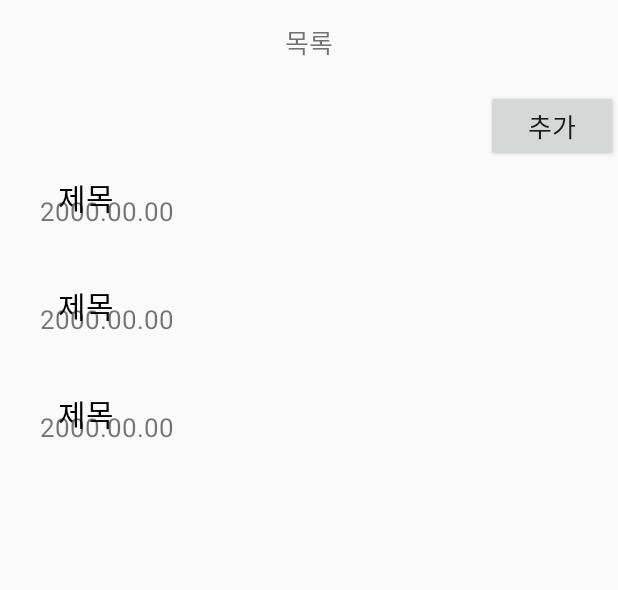
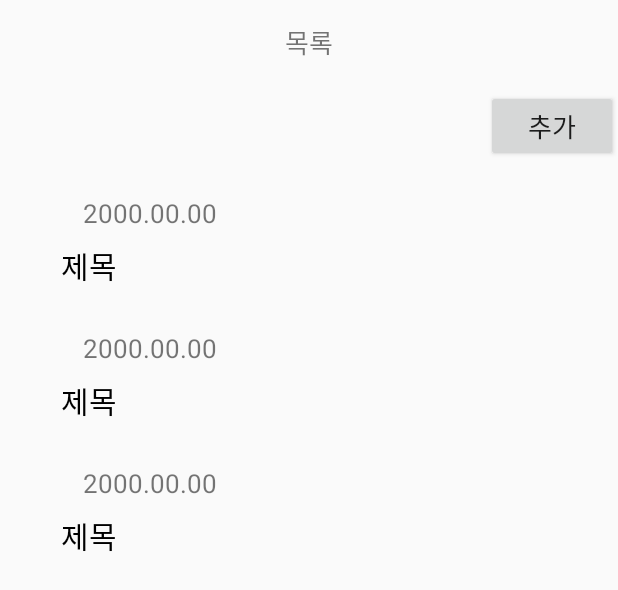
Before and after one commit to landvibe-service/reviewtoday, an Android app: the layout activity_main.xml on its own in the app's theme, with its tools: preview values and no code run, on a phone screen of 412 x 824 dp. Shown: the top 590 px of the screen. Run offline under Robolectric (Android 15) with nearby library versions, the phone set to English and light mode, and no system bars.

Commit message:
second commit
list/store/add

```diff
--- a/app/src/main/AndroidManifest.xml
+++ b/app/src/main/AndroidManifest.xml
@@ -3,6 +3,7 @@
     package="com.landvibe.reviewtest">
 
     <application
+        android:name=".common.App"
         android:allowBackup="true"
         android:icon="@mipmap/ic_launcher"
         android:label="@string/app_name"
@@ -16,6 +17,7 @@
                 <category android:name="android.intent.category.LAUNCHER" />
             </intent-filter>
         </activity>
+        <activity android:name=".DiaryDetailActivity"/>
     </application>
 
 </manifest>
--- a/app/src/main/java/com/landvibe/reviewtest/MainActivity.kt
+++ b/app/src/main/java/com/landvibe/reviewtest/MainActivity.kt
@@ -16,12 +16,12 @@ class MainActivity : AppCompatActivity() {
 
         insertTestMemo()
         setupRecyclerView()
-        loadListAndApplyToRecyclerView()
     }
 
     //앱이 화면에 다시 보여질때(홈버튼을 눌렀다가 다시 보여지거나 다른 화면 갔다 온 경우)
     override fun onResume() {
         super.onResume()
+        loadListAndApplyToRecyclerView()
     }
 
     //화면이 아예 사라질 때(finish)
@@ -55,3 +55,5 @@ class MainActivity : AppCompatActivity() {
         main_recycler.layoutManager = LinearLayoutManager(this)
     }
 }
+
+//detail / modify / create
--- a/app/src/main/res/layout/list_diary.xml
+++ b/app/src/main/res/layout/list_diary.xml
@@ -1,36 +1,41 @@
 <?xml version="1.0" encoding="utf-8"?>
-<androidx.constraintlayout.widget.ConstraintLayout xmlns:android="http://schemas.android.com/apk/res/android"
+<LinearLayout xmlns:android="http://schemas.android.com/apk/res/android"
     xmlns:app="http://schemas.android.com/apk/res-auto"
     xmlns:tools="http://schemas.android.com/tools"
     android:layout_width="match_parent"
-    android:layout_height="wrap_content">
+    android:layout_height="wrap_content"
+    android:orientation="vertical">
+    <LinearLayout
+        android:layout_width="match_parent"
+        android:layout_height="40dp"
+        android:layout_gravity="center"
+        android:gravity="center_vertical">
 
         <TextView
             android:id="@+id/list_diary_text_date"
-        android:layout_width="111dp"
-        android:layout_height="24dp"
-        android:layout_marginStart="16dp"
-        android:layout_marginLeft="16dp"
-        android:layout_marginTop="16dp"
+            android:layout_width="200dp"
+            android:layout_height="wrap_content"
 
             android:gravity="center"
             android:text="2000.00.00"
             android:textSize="17sp"
+            android:layout_marginTop="10dp"
             app:layout_constraintBottom_toBottomOf="parent"
+            app:layout_constraintEnd_toEndOf="parent"
+            app:layout_constraintHorizontal_bias="0.495"
             app:layout_constraintStart_toStartOf="parent"
             app:layout_constraintTop_toTopOf="parent"
-        app:layout_constraintVertical_bias="0.011" />
-
+            app:layout_constraintVertical_bias="0.142"/>
+    </LinearLayout>
+    <LinearLayout
+        android:layout_width="match_parent"
+        android:layout_height="50dp"
+        android:layout_gravity="center"
+        android:gravity="center">
         <TextView
             android:id="@+id/list_diary_text_title"
-        android:layout_width="335dp"
-        android:layout_height="40dp"
-        android:layout_marginStart="36dp"
-        android:layout_marginLeft="36dp"
-        android:layout_marginTop="16dp"
-        android:layout_marginEnd="36dp"
-        android:layout_marginRight="36dp"
-        android:layout_marginBottom="32dp"
+            android:layout_width="330dp"
+            android:layout_height="wrap_content"
             android:gravity="center_vertical"
             android:text="제목"
             android:textColor="#000000"
@@ -38,7 +43,7 @@
             app:layout_constraintBottom_toBottomOf="parent"
             app:layout_constraintEnd_toEndOf="parent"
             app:layout_constraintStart_toStartOf="parent"
-        app:layout_constraintTop_toBottomOf="@+id/text_date"
             app:layout_constraintVertical_bias="0.0" />
+    </LinearLayout>
 
-</androidx.constraintlayout.widget.ConstraintLayout>
+</LinearLayout>
```
Also changed, not shown: app/build.gradle (+9 -2 lines), app/src/main/java/com/landvibe/reviewtest/DiaryDetailActivity.kt (+14 -7 lines), app/src/main/java/com/landvibe/reviewtest/diary/DiaryDao.kt (+2 -5 lines), app/src/main/res/layout/activity_diary_detail.xml (+22 -12 lines). Lines whose indentation alone changed are shown as unchanged.
